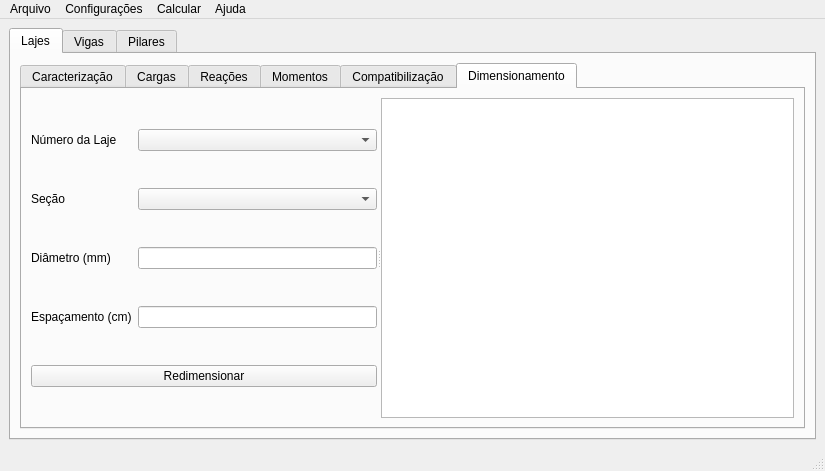
MarioFreitas/ConcretePy, file gui/mainWindowGUI.ui: the form before one commit.
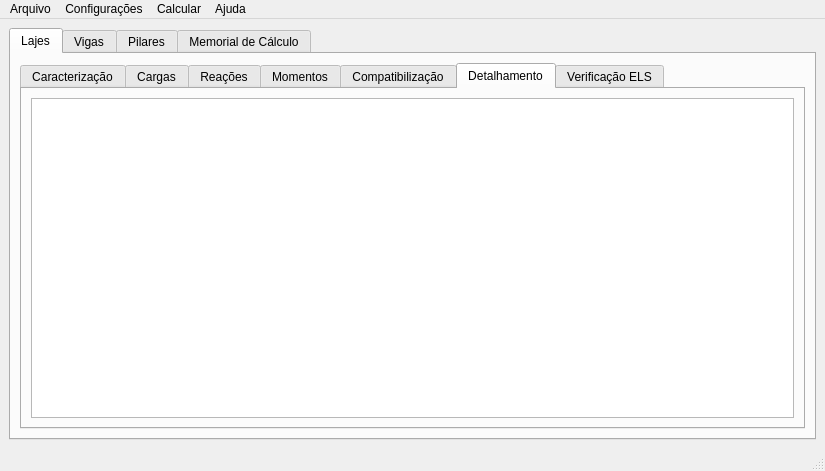
The form after the commit. The open tabs and pages were chosen to show the change.

Diff of the .ui file:
```diff
--- a/gui/mainWindowGUI.ui
+++ b/gui/mainWindowGUI.ui
@@ -762,7 +762,7 @@
             </widget>
             <widget class="QWidget" name="tab_8">
              <attribute name="title">
-              <string>Dimensionamento</string>
+              <string>Detalhamento</string>
              </attribute>
              <layout class="QGridLayout" name="gridLayout_20">
               <item row="0" column="0">
@@ -770,57 +770,6 @@
                 <property name="orientation">
                  <enum>Qt::Horizontal</enum>
                 </property>
-                <widget class="QWidget" name="widget_6" native="true">
-                 <layout class="QGridLayout" name="gridLayout_19">
-                  <item row="0" column="0">
-                   <widget class="QLabel" name="label_26">
-                    <property name="text">
-                     <string>Número da Laje</string>
-                    </property>
-                   </widget>
-                  </item>
-                  <item row="0" column="1">
-                   <widget class="QComboBox" name="nlaje_cbox_dim_laje"/>
-                  </item>
-                  <item row="1" column="1">
-                   <widget class="QComboBox" name="sec_cbox_dim_laje"/>
-                  </item>
-                  <item row="2" column="0">
-                   <widget class="QLabel" name="label_28">
-                    <property name="text">
-                     <string>Diâmetro (mm)</string>
-                    </property>
-                   </widget>
-                  </item>
-                  <item row="2" column="1">
-                   <widget class="QLineEdit" name="diametro_le_dim_laje"/>
-                  </item>
-                  <item row="3" column="0">
-                   <widget class="QLabel" name="label_29">
-                    <property name="text">
-                     <string>Espaçamento (cm)</string>
-                    </property>
-                   </widget>
-                  </item>
-                  <item row="3" column="1">
-                   <widget class="QLineEdit" name="espac_le_dim_laje"/>
-                  </item>
-                  <item row="4" column="0" colspan="2">
-                   <widget class="QPushButton" name="add_btn_dim_laje">
-                    <property name="text">
-                     <string>Redimensionar</string>
-                    </property>
-                   </widget>
-                  </item>
-                  <item row="1" column="0">
-                   <widget class="QLabel" name="label_27">
-                    <property name="text">
-                     <string>Seção</string>
-                    </property>
-                   </widget>
-                  </item>
-                 </layout>
-                </widget>
                 <widget class="QTextBrowser" name="textBrowser_dim_laje">
                  <property name="font">
                   <font>
@@ -832,6 +781,52 @@
               </item>
              </layout>
             </widget>
+            <widget class="QWidget" name="tab_16">
+             <attribute name="title">
+              <string>Verificação ELS</string>
+             </attribute>
+             <layout class="QGridLayout" name="gridLayout_19">
+              <item row="0" column="0">
+               <widget class="QSplitter" name="splitter_14">
+                <property name="orientation">
+                 <enum>Qt::Horizontal</enum>
+                </property>
+                <widget class="QWidget" name="widget_14" native="true">
+                 <layout class="QGridLayout" name="gridLayout_34">
+                  <item row="0" column="1">
+                   <widget class="QComboBox" name="nlaje_cbox_els_laje"/>
+                  </item>
+                  <item row="0" column="0">
+                   <widget class="QLabel" name="label_44">
+                    <property name="text">
+                     <string>Número da Laje</string>
+                    </property>
+                   </widget>
+                  </item>
+                  <item row="2" column="0" colspan="2">
+                   <widget class="QPushButton" name="verificar_btn_els_laje">
+                    <property name="text">
+                     <string>Verificar ELS</string>
+                    </property>
+                   </widget>
+                  </item>
+                  <item row="1" column="0">
+                   <widget class="QLabel" name="label_57">
+                    <property name="text">
+                     <string>Coeficiente de Kalmanok</string>
+                    </property>
+                   </widget>
+                  </item>
+                  <item row="1" column="1">
+                   <widget class="QLineEdit" name="kalmanok_le_els_laje"/>
+                  </item>
+                 </layout>
+                </widget>
+                <widget class="QTextBrowser" name="textBrowser_els_laje"/>
+               </widget>
+              </item>
+             </layout>
+            </widget>
            </widget>
           </item>
          </layout>
@@ -1234,6 +1229,11 @@
           <string>Pilares</string>
          </attribute>
         </widget>
+        <widget class="QWidget" name="tab_17">
+         <attribute name="title">
+          <string>Memorial de Cálculo</string>
+         </attribute>
+        </widget>
        </widget>
       </item>
      </layout>
```
Left out of the diff: 224 changed lines with no effect on the pictures.
